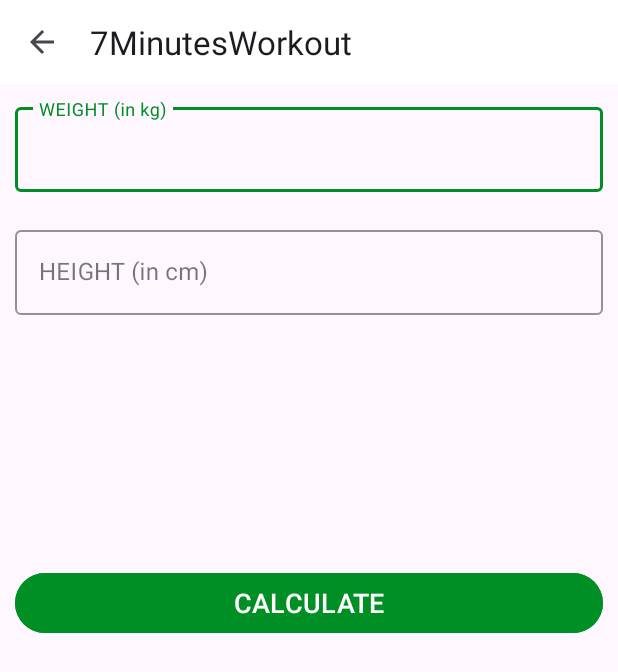
After one commit to HelloStranger1/7-Minute-Workout-Andr, an Android app: the BmiActivity screen opened directly, with no data from a screen before it, on a phone screen of 412 x 824 dp. The commit adds this screen. Shown: the top 672 px of the screen. Run offline under Robolectric (Android 15) with nearby library versions, the phone set to English and light mode, and no system bars.

Commit message:
Added A Bmi screen for the metric system

```diff
--- a/app/src/main/AndroidManifest.xml
+++ b/app/src/main/AndroidManifest.xml
@@ -19,6 +19,9 @@
         android:theme="@style/Theme.7MinutesWorkout"
         tools:targetApi="31">
         <activity
+            android:name=".BmiActivity"
+            android:exported="false" />
+        <activity
             android:name=".FinishActivity"
             android:exported="false" />
         <activity
--- a/app/src/main/java/com/example/a7minutesworkout/MainActivity.kt
+++ b/app/src/main/java/com/example/a7minutesworkout/MainActivity.kt
@@ -18,7 +18,11 @@ class MainActivity : AppCompatActivity() {
         binding?.flStart?.setOnClickListener{
             val intent = Intent(this, ExerciseActivity::class.java)
             startActivity(intent)
+        }
 
+        binding?.flBmi?.setOnClickListener{
+            val intent = Intent(this, BmiActivity::class.java)
+            startActivity(intent)
         }
     }
 
--- /dev/null
+++ b/app/src/main/res/layout/activity_bmi.xml
@@ -0,0 +1,109 @@
+<?xml version="1.0" encoding="utf-8"?>
+<RelativeLayout xmlns:android="http://schemas.android.com/apk/res/android"
+    xmlns:app="http://schemas.android.com/apk/res-auto"
+    xmlns:tools="http://schemas.android.com/tools"
+    android:layout_width="match_parent"
+    android:layout_height="match_parent"
+    tools:context=".BmiActivity">
+    <androidx.appcompat.widget.Toolbar
+        android:id="@+id/toolbarBmiActivity"
+        android:layout_width="match_parent"
+        android:layout_height="?android:attr/actionBarSize"
+        android:background="@color/white"/>
+
+    <com.google.android.material.textfield.TextInputLayout
+        android:layout_below="@id/toolbarBmiActivity"
+        android:id="@+id/tilMetricUnitWeight"
+        android:layout_width="match_parent"
+        android:layout_height="wrap_content"
+        android:layout_margin="10dp"
+        app:boxStrokeColor="@color/colorAccent"
+        app:hintTextColor="@color/colorAccent"
+        style="@style/Widget.MaterialComponents.TextInputLayout.OutlinedBox">
+        <androidx.appcompat.widget.AppCompatEditText
+            android:id="@+id/etMetricUnitWeight"
+            android:layout_width="match_parent"
+            android:layout_height="wrap_content"
+            android:hint="WEIGHT (in kg)"
+            android:inputType="numberDecimal"
+            android:textSize="16sp"/>
+    </com.google.android.material.textfield.TextInputLayout>
+
+    <com.google.android.material.textfield.TextInputLayout
+        android:layout_below="@id/tilMetricUnitWeight"
+        android:id="@+id/tilMetricUnitHeight"
+        android:layout_width="match_parent"
+        android:layout_height="wrap_content"
+        android:layout_margin="10dp"
+        app:boxStrokeColor="@color/colorAccent"
+        app:hintTextColor="@color/colorAccent"
+        style="@style/Widget.MaterialComponents.TextInputLayout.OutlinedBox">
+        <androidx.appcompat.widget.AppCompatEditText
+            android:id="@+id/etMetricUnitHeight"
+            android:layout_width="match_parent"
+            android:layout_height="wrap_content"
+            android:hint="HEIGHT (in cm)"
+            android:inputType="numberDecimal"
+            android:textSize="16sp"/>
+    </com.google.android.material.textfield.TextInputLayout>
+
+    <LinearLayout
+        android:padding="10dp"
+        android:layout_below="@id/tilMetricUnitHeight"
+        android:id="@+id/llDisplayBmiResult"
+        android:layout_width="match_parent"
+        android:layout_height="wrap_content"
+        android:layout_marginTop="16dp"
+        android:orientation="vertical"
+        android:visibility="invisible"
+        tools:visibility="visible">
+
+        <TextView
+            android:id="@+id/tvYourBmi"
+            android:layout_width="match_parent"
+            android:layout_height="wrap_content"
+            android:gravity="center"
+            android:text="YOUR BMI"
+            android:textAllCaps="true"
+            android:textSize="16sp"/>
+        <TextView
+            android:id="@+id/tvBmiValue"
+            android:layout_width="match_parent"
+            android:layout_height="wrap_content"
+            android:layout_marginTop="5dp"
+            android:gravity="center"
+            tools:text="15.00"
+            android:textStyle="bold"
+            android:textSize="18sp"/>
+
+        <TextView
+            android:id="@+id/tvBmiType"
+            android:layout_width="match_parent"
+            android:layout_height="wrap_content"
+            android:layout_marginTop="5dp"
+            android:gravity="center"
+            tools:text="Normal"
+            android:textSize="18sp"/>
+        <TextView
+            android:id="@+id/tvBmiDescription"
+            android:layout_width="match_parent"
+            android:layout_height="wrap_content"
+            android:layout_marginTop="5dp"
+            android:gravity="center"
+            tools:text="Normal"
+            android:textSize="18sp"/>
+    </LinearLayout>
+
+    <Button
+        android:layout_margin="10dp"
+        android:layout_below="@id/llDisplayBmiResult"
+        android:id="@+id/btnCalculateUnits"
+        android:layout_width="match_parent"
+        android:layout_height="wrap_content"
+        android:layout_gravity="bottom"
+        android:layout_marginTop="35dp"
+        android:backgroundTint="@color/colorAccent"
+        android:text="CALCULATE"
+        android:textColor="@color/white"
+        android:textSize="18sp"/>
+</RelativeLayout>
```
Also changed, not shown: app/src/main/java/com/example/a7minutesworkout/BmiActivity.kt (added, +101 -0 lines), app/src/main/res/layout/activity_main.xml (+36 -0 lines).
